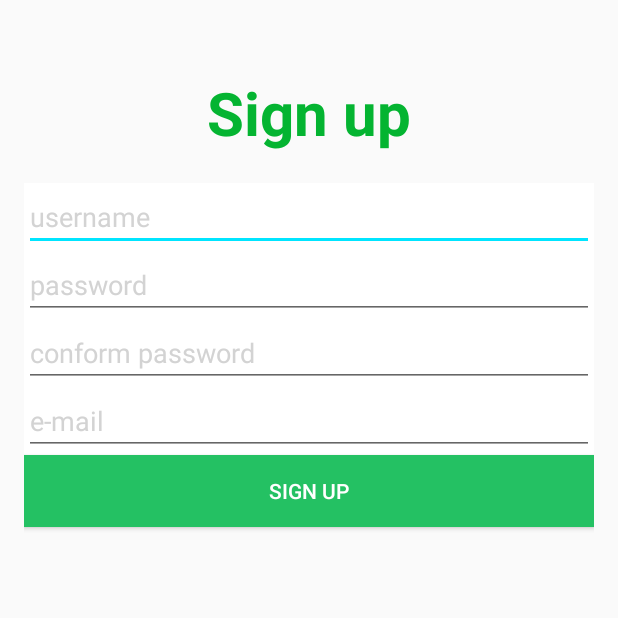
After one commit to zmhbh/CConfs, an Android app: the SignUpActivity screen opened directly, with no data from a screen before it, on a phone screen of 412 x 824 dp, the top half of it. The commit adds this screen. Run offline under Robolectric (Android 15) with nearby library versions, the phone set to English and light mode, and no system bars; libraries missing offline, so code that uses them is left out: com.parse.

Commit message:
user account management

```diff
--- a/app/src/main/java/cmu/cconfs/CConfsApplication.java
+++ b/app/src/main/java/cmu/cconfs/CConfsApplication.java
@@ -95,6 +95,7 @@ public static Context applicationContext;
         ParsePush.subscribeInBackground("CConfs");
 
         ParseUser.enableAutomaticUser();
+        ParseUser.enableRevocableSessionInBackground();
         ParseACL defaultACL = new ParseACL();
         defaultACL.setPublicReadAccess(true);
         ParseACL.setDefaultACL(defaultACL, true);
--- a/app/src/main/java/cmu/cconfs/HomeActivity.java
+++ b/app/src/main/java/cmu/cconfs/HomeActivity.java
@@ -92,7 +92,8 @@ public class HomeActivity extends AppCompatActivity {
 
                     //Setting
                     case 8:
-
+                        intent.setClass(getApplicationContext(),LoginActivity.class);
+                        startActivity(intent);
                         break;
 
 //                        intent.setClass(getApplicationContext(),PaperActivity.class);
--- a/app/src/main/java/cmu/cconfs/LoadingActivity.java
+++ b/app/src/main/java/cmu/cconfs/LoadingActivity.java
@@ -9,6 +9,7 @@ import com.github.jlmd.animatedcircleloadingview.AnimatedCircleLoadingView;
 import com.parse.ParseException;
 import com.parse.ParseObject;
 import com.parse.ParseQuery;
+import com.parse.ParseUser;
 
 import cmu.cconfs.model.CheckVersion;
 import cmu.cconfs.model.parseModel.Paper;
--- /dev/null
+++ b/app/src/main/java/cmu/cconfs/SignUpActivity.java
@@ -0,0 +1,102 @@
+package cmu.cconfs;
+
+import android.app.AlertDialog;
+import android.support.v7.app.AppCompatActivity;
+import android.os.Bundle;
+import android.util.Log;
+import android.view.View;
+import android.widget.Button;
+import android.widget.EditText;
+import android.widget.Toast;
+
+import com.parse.ParseException;
+import com.parse.ParseUser;
+import com.parse.SignUpCallback;
+
+public class SignUpActivity extends AppCompatActivity {
+    protected Button mSignUpButton;
+    EditText mUsername;
+    EditText mPassword ;
+    EditText mConfirmPassword;
+    EditText mEmail ;
+
+
+    @Override
+    protected void onCreate(Bundle savedInstanceState) {
+        super.onCreate(savedInstanceState);
+        setContentView(R.layout.activity_sign_up);
+
+
+        mSignUpButton = (Button) findViewById(R.id.signupButton);
+
+        mUsername = (EditText) findViewById(R.id.usernameField);
+        mPassword = (EditText) findViewById(R.id.passwordField);
+        mConfirmPassword = (EditText) findViewById(R.id.passwordConfirmField);
+        mEmail = (EditText) findViewById(R.id.emailField);
+
+        mSignUpButton.setOnClickListener(new View.OnClickListener() {
+            @Override
+            public void onClick(View v) {
+                String username = mUsername.getText().toString().trim();
+                String password = mPassword.getText().toString().trim();
+                String confirmPassword = mConfirmPassword.getText().toString().trim();
+                String email = mEmail.getText().toString().trim();
+
+
+                if (username.isEmpty() || password.isEmpty() || confirmPassword.isEmpty() || email.isEmpty()) {
+                    Log.e("name",username);
+                    Log.e("pass",password);
+                    Log.e("conf",confirmPassword);
+                    Log.e("em",email);
+                    postError("Invalid input information");
+
+                }
+                else if (! password.equals(confirmPassword)){
+                    postError("Password don not match");
+                }
+                else {
+                    signUp(username, password, email);
+                }
+            }
+        });
+
+
+    }
+    private void postError(String error){
+        AlertDialog.Builder builder = new AlertDialog.Builder(this);
+
+        builder.setMessage(error)
+                .setTitle("Please try again")
+                .setPositiveButton(android.R.string.ok, null);
+        AlertDialog dialog = builder.create();
+        dialog.show();
+    }
+    private void signUp(String username, String password, String email){
+        ParseUser user = new ParseUser();
+        user.setUsername(username);
+        user.setPassword(password);
+        user.setEmail(email);
+
+// other fields can be set just like with ParseObject
+//        user.put("phone", "650-253-0000");
+
+        user.signUpInBackground(new SignUpCallback() {
+            public void done(ParseException e) {
+                if (e == null) {
+                    Log.e("sign up", "success");
+                    Toast.makeText(getApplicationContext(), "Sign up Success!", Toast.LENGTH_LONG).show();
+                    finish();
+
+                    // Hooray! Let them use the app now.
+                } else {
+                    if(e.getMessage().contains("This email has already been registered")) {
+                        postError("This email has already been registered. You can reset your password at the login page.");
+                    }
+                    else
+                        postError(e.getMessage());
+                }
+            }
+        });
+    }
+
+}
--- /dev/null
+++ b/app/src/main/res/layout/activity_sign_up.xml
@@ -0,0 +1,88 @@
+<RelativeLayout xmlns:android="http://schemas.android.com/apk/res/android"
+    xmlns:tools="http://schemas.android.com/tools" android:layout_width="match_parent"
+    android:layout_height="match_parent" android:paddingLeft="@dimen/activity_horizontal_margin"
+    android:paddingRight="@dimen/activity_horizontal_margin"
+    android:paddingTop="@dimen/activity_vertical_margin"
+    android:paddingBottom="@dimen/activity_vertical_margin"
+    tools:context="cmu.cconfs.SignUpActivity">
+
+    <TextView
+        android:id="@+id/signup_title"
+        android:layout_width="wrap_content"
+        android:layout_height="wrap_content"
+        android:layout_alignParentTop="true"
+        android:layout_centerHorizontal="true"
+        android:layout_marginTop="32dp"
+        android:text="@string/sign_up"
+        android:textColor="#04B431"
+        android:textSize="40sp"
+        android:textStyle="bold" />
+    <LinearLayout
+        android:layout_width="match_parent"
+        android:layout_height="wrap_content"
+        android:background="#FFF"
+        android:id="@+id/signup_field"
+        android:orientation="vertical"
+        android:layout_marginTop="20dp"
+        android:layout_below="@id/signup_title">
+        <EditText
+            android:id="@+id/usernameField"
+            android:layout_width="match_parent"
+            android:layout_height="wrap_content"
+            android:layout_alignParentLeft="true"
+            android:layout_alignParentTop="true"
+            android:textColorHint="#D3D3D3"
+            android:textColor="#000"
+            android:ems="10"
+            android:hint="@string/username_hint" >
+
+            <requestFocus />
+        </EditText>
+
+        <EditText
+            android:id="@+id/passwordField"
+            android:layout_width="match_parent"
+            android:layout_height="wrap_content"
+            android:layout_alignLeft="@+id/usernameField"
+            android:layout_below="@+id/usernameField"
+            android:textColor="#000"
+            android:textColorHint="#D3D3D3"
+            android:ems="10"
+            android:inputType="textPassword"
+            android:hint="@string/password_hint" />
+        <EditText
+            android:id="@+id/passwordConfirmField"
+            android:layout_width="match_parent"
+            android:layout_height="wrap_content"
+            android:layout_alignLeft="@+id/usernameField"
+            android:layout_below="@+id/passwordField"
+            android:textColor="#000"
+            android:textColorHint="#D3D3D3"
+            android:ems="10"
+            android:inputType="textPassword"
+            android:hint="@string/password_confirm_hint" />
+
+        <EditText
+            android:id="@+id/emailField"
+            android:layout_width="match_parent"
+            android:layout_height="wrap_content"
+            android:layout_alignLeft="@+id/passwordField"
+            android:layout_below="@+id/passwordConfirmField"
+            android:ems="10"
+            android:inputType="textEmailAddress"
+            android:textColor="#000"
+            android:textColorHint="#D3D3D3"
+            android:hint="@string/email_hint" />
+    </LinearLayout>
+
+    <Button
+        android:id="@+id/signupButton"
+        android:layout_width="match_parent"
+        android:layout_height="wrap_content"
+        android:background="@color/button_color"
+        android:textColor="#FFF"
+        android:layout_below="@+id/signup_field"
+        android:text="@string/sign_up_button_label" />
+
+
+</RelativeLayout>
--- /dev/null
+++ b/app/src/main/res/menu/menu_login.xml
@@ -0,0 +1,6 @@
+<menu xmlns:android="http://schemas.android.com/apk/res/android"
+    xmlns:app="http://schemas.android.com/apk/res-auto"
+    xmlns:tools="http://schemas.android.com/tools" tools:context="cmu.cconfs.LoginActivity">
+    <item android:id="@+id/action_settings" android:title="@string/action_settings"
+        android:orderInCategory="100" app:showAsAction="never" />
+</menu>
--- /dev/null
+++ b/app/src/main/res/menu/menu_sign_up.xml
@@ -0,0 +1,6 @@
+<menu xmlns:android="http://schemas.android.com/apk/res/android"
+    xmlns:app="http://schemas.android.com/apk/res-auto"
+    xmlns:tools="http://schemas.android.com/tools" tools:context="cmu.cconfs.SignUpActivity">
+    <item android:id="@+id/action_settings" android:title="@string/action_settings"
+        android:orderInCategory="100" app:showAsAction="never" />
+</menu>
--- a/app/src/main/res/values/colors.xml
+++ b/app/src/main/res/values/colors.xml
@@ -64,5 +64,6 @@
     <color name="black_deep">#FF000000</color>
     <color name="btn_answer_pressed">#4ebcd3</color>
     <color name="btn_answer_normal">#2dafa3</color>
+    <color name="button_color">#24C163</color>
 
 </resources>
--- a/app/src/main/res/values/dimens.xml
+++ b/app/src/main/res/values/dimens.xml
@@ -38,4 +38,5 @@
     <dimen name="sidebar_text_size">10dp</dimen>
     <dimen name="image_thumbnail_size">100dp</dimen>
     <dimen name="image_thumbnail_spacing">1dp</dimen>
+    <dimen name="login_vertical_margin">20dp</dimen>
 </resources>
--- a/app/src/main/res/values/strings.xml
+++ b/app/src/main/res/values/strings.xml
@@ -396,4 +396,19 @@
 
 <!-- TODO: Remove or change this placeholder text -->
     <string name="hello_blank_fragment">Hello blank fragment</string>
+    <string name="title_activity_sign_up">SignUpActivity</string>
+    <string name="sign_up">Sign up</string>
+    <string name="username_hint">username</string>
+    <string name="password_hint">password</string>
+    <string name="email_hint">e-mail</string>
+    <string name="sign_up_button_label">sign up</string>
+    <string name="password_confirm_hint">conform password</string>
+    <string name="title_activity_login">Login</string>
+    <string name="login_button_label">log in</string>
+    <string name="login_label">login</string>
+    <string name="sign_up_text">Don\'t have an account yet? sign up here</string>
+    <string name="title_activity_reset_password">ResetPasswordActivity</string>
+    <string name="reset_pwd">Reset Password</string>
+    <string name="reset_label">Confirm</string>
+    <string name="reset_password_text">Forget your password? click here to reset</string>
 </resources>
```
Also changed, not shown: app/src/main/AndroidManifest.xml (+33 -21 lines), app/src/main/java/cmu/cconfs/Login.java (added, +37 -0 lines), app/src/main/java/cmu/cconfs/LoginActivity.java (added, +102 -0 lines), app/src/main/java/cmu/cconfs/utils/ResetPasswordActivity.java (added, +85 -0 lines), app/src/main/res/layout/activity_login2.xml (added, +11 -0 lines), app/src/main/res/layout/activity_login3.xml (added, +88 -0 lines), app/src/main/res/layout/activity_reset_password.xml (added, +57 -0 lines), app/src/main/res/menu/menu_reset_password.xml (added, +7 -0 lines), 1 other file.
